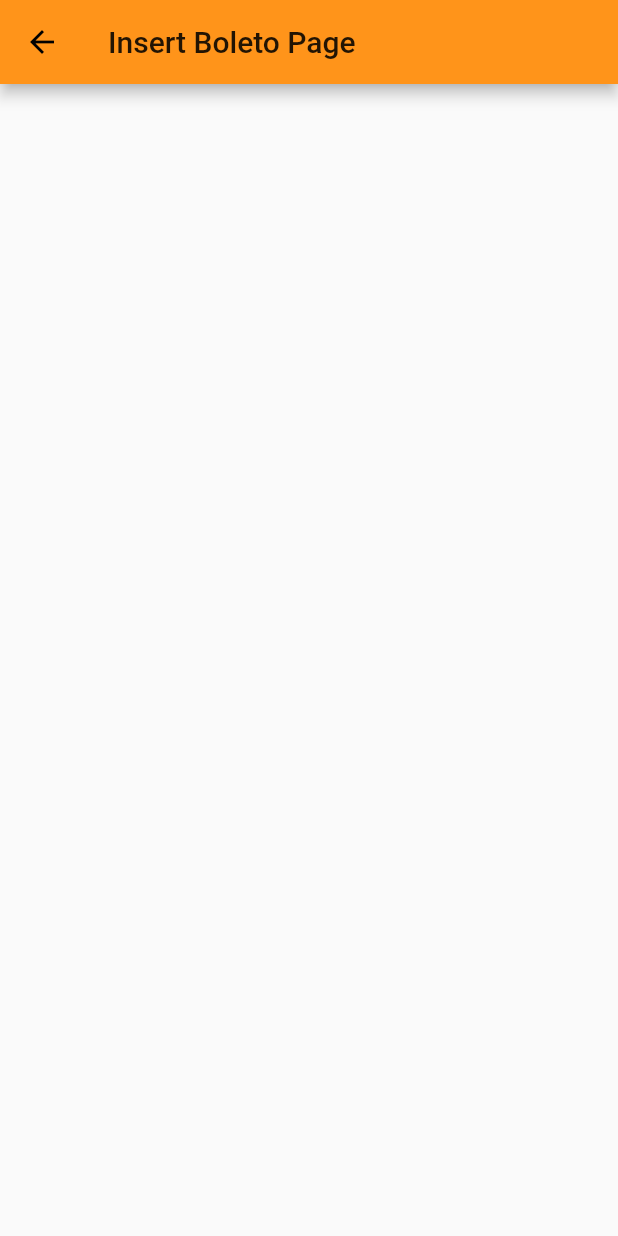
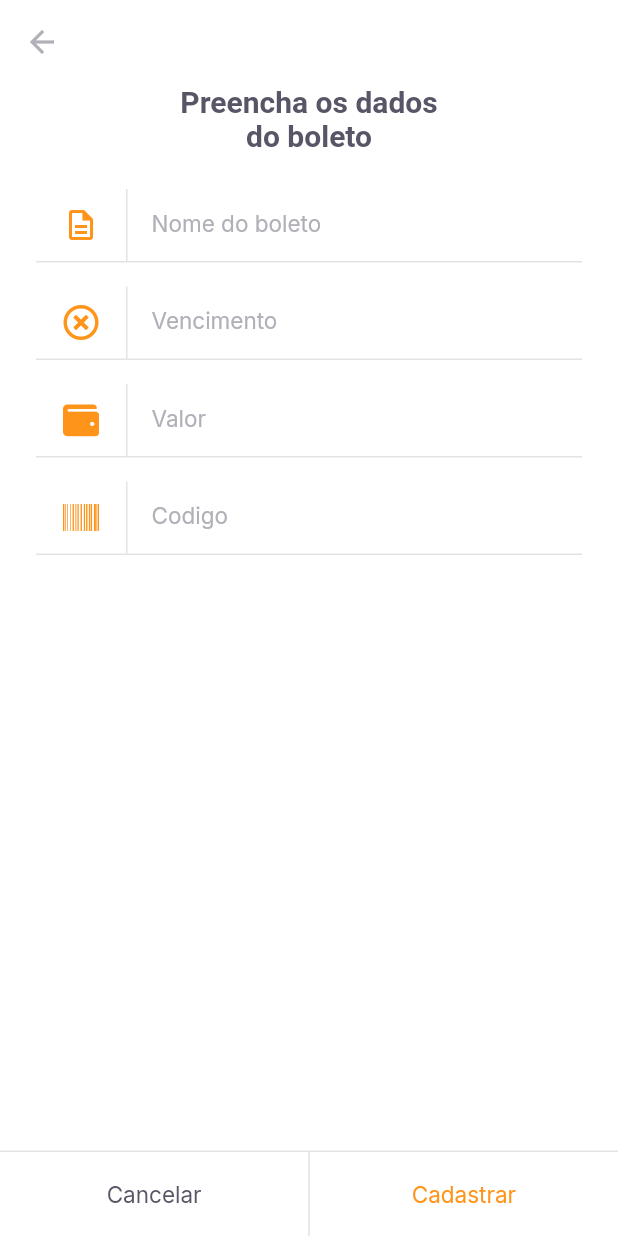
Before and after one commit to mattatito/payflow, a Flutter app: the InsertBoletoPage screen opened by its route, on a phone screen of 412 x 824 dp. Run offline on Flutter 3.47's test engine with Material 2 defaults, Android fonts, the phone set to English and light mode, and no system bars; our stand-ins replace camera, firebase_core, font_awesome_flutter, google_fonts, google_sign_in, image_picker and 1 more; missing offline and left inert: google_ml_kit; accounts and stored records are empty.

Commit message:
finalizado layout da tela insert-boletos

```diff
--- a/lib/modules/home/home_page.dart
+++ b/lib/modules/home/home_page.dart
@@ -75,7 +75,7 @@ class _HomePageState extends State<HomePage> {
             ),
             GestureDetector(
               onTap: () {
-                Navigator.pushNamed(context, Routes.barcodeScanner);
+                Navigator.pushNamed(context, Routes.insertBoleto);
               },
               child: Container(
                 width: 56,
--- a/lib/modules/insert_boleto/insert_boleto_page.dart
+++ b/lib/modules/insert_boleto/insert_boleto_page.dart
@@ -1,13 +1,78 @@
 import 'package:flutter/material.dart';
+import 'package:font_awesome_flutter/font_awesome_flutter.dart';
+import 'package:payflow/shared/themes/app_colors.dart';
+import 'package:payflow/shared/themes/app_text_styles.dart';
+import 'package:payflow/shared/widgets/input_text/input_text_widget.dart';
+import 'package:payflow/shared/widgets/set_label_buttons/set_label_buttons.dart';
 
-class InsertBoletoPage extends StatelessWidget {
+class InsertBoletoPage extends StatefulWidget {
   const InsertBoletoPage({Key? key}) : super(key: key);
 
   @override
+  _InsertBoletoPageState createState() => _InsertBoletoPageState();
+}
+
+class _InsertBoletoPageState extends State<InsertBoletoPage> {
+  @override
   Widget build(BuildContext context) {
     return Scaffold(
+      backgroundColor: AppColors.background,
       appBar: AppBar(
-        title: Text("Insert Boleto Page"),
+        backgroundColor: AppColors.background,
+        elevation: 0,
+        leading: BackButton(
+          color: AppColors.input,
+        ),
+      ),
+      body: Padding(
+        padding: const EdgeInsets.symmetric(horizontal: 24),
+        child: Column(
+          crossAxisAlignment: CrossAxisAlignment.center,
+          children: [
+            Padding(
+              padding: const EdgeInsets.symmetric(
+                horizontal: 93,
+              ),
+              child: Text(
+                "Preencha os dados do boleto",
+                style: AppTextStyles.titleBoldHeading,
+                textAlign: TextAlign.center,
+              ),
+            ),
+            SizedBox(
+              height: 24,
+            ),
+            InputTextWidget(
+              label: "Nome do boleto",
+              icon: Icons.description_outlined,
+              onChanged: (value) {},
+            ),
+            InputTextWidget(
+              label: "Vencimento",
+              icon: FontAwesomeIcons.timesCircle,
+              onChanged: (value) {},
+            ),
+            InputTextWidget(
+              label: "Valor",
+              icon: FontAwesomeIcons.wallet,
+              onChanged: (value) {},
+            ),
+            InputTextWidget(
+              label: "Codigo",
+              icon: FontAwesomeIcons.barcode,
+              onChanged: (value) {},
+            ),
+          ],
+        ),
+      ),
+      bottomNavigationBar: SetLabelButtons(
+        primaryLabel: "Cancelar",
+        primaryOnPressed: () {
+          Navigator.pop(context);
+        },
+        secundaryLabel: "Cadastrar",
+        secundaryOnPressed: () {},
+        enableSecundaryColor: true,
       ),
     );
   }
--- a/lib/shared/themes/app_colors.dart
+++ b/lib/shared/themes/app_colors.dart
@@ -1,11 +1,12 @@
 import 'package:flutter/material.dart';
 
-class AppColors{
+class AppColors {
   static final primary = Color(0xFFFF941A);
   static final grey = Color(0xFF585666);
   static final delete = Color(0xFFE83F5B);
   static final heading = Color(0xFF585666);
   static final body = Color(0xFF706E7A);
+  static final input = Color(0xFFB1B0B8);
   static final stroke = Color(0xFFE3E3E6);
   static final shape = Color(0xFFFAFAFC);
   static final background = Color(0xFFFFFFFF);
--- a/lib/shared/themes/app_text_styles.dart
+++ b/lib/shared/themes/app_text_styles.dart
@@ -78,6 +78,8 @@ class AppTextStyles {
     fontWeight: FontWeight.w700,
     color: AppColors.background,
   );
+  static final input = GoogleFonts.inter(
+      fontSize: 15, fontWeight: FontWeight.w400, color: AppColors.input);
   static final captionBackground = GoogleFonts.inter(
     fontSize: 13,
     fontWeight: FontWeight.w400,
--- /dev/null
+++ b/lib/shared/widgets/input_text/input_text_widget.dart
@@ -0,0 +1,70 @@
+import 'package:flutter/material.dart';
+import 'package:payflow/shared/themes/app_colors.dart';
+import 'package:payflow/shared/themes/app_text_styles.dart';
+
+class InputTextWidget extends StatelessWidget {
+  final String label;
+  final IconData icon;
+  final String? initialValue;
+  final String? Function(String?)? validator;
+  final TextEditingController? controller;
+  final void Function(String value) onChanged;
+
+  const InputTextWidget({
+    Key? key,
+    required this.label,
+    required this.icon,
+    this.initialValue,
+    this.validator,
+    this.controller,
+    required this.onChanged,
+  }) : super(key: key);
+
+  @override
+  Widget build(BuildContext context) {
+    return Padding(
+      padding: const EdgeInsets.only(bottom: 16),
+      child: Column(
+        children: [
+          TextFormField(
+            onChanged: onChanged,
+            controller: controller,
+            initialValue: initialValue,
+            validator: validator,
+            style: AppTextStyles.input,
+            decoration: InputDecoration(
+              contentPadding: EdgeInsets.zero,
+              labelText: label,
+              labelStyle: AppTextStyles.input,
+              icon: Row(
+                mainAxisSize: MainAxisSize.min,
+                children: [
+                  Padding(
+                    padding: const EdgeInsets.symmetric(
+                      horizontal: 18,
+                    ),
+                    child: Icon(
+                      icon,
+                      color: AppColors.primary,
+                    ),
+                  ),
+                  Container(
+                    width: 1,
+                    height: 48,
+                    color: AppColors.stroke,
+                  ),
+                ],
+              ),
+              border: InputBorder.none,
+            ),
+          ),
+          Divider(
+            height: 1,
+            thickness: 1,
+            color: AppColors.stroke,
+          ),
+        ],
+      ),
+    );
+  }
+}
--- a/lib/shared/widgets/set_label_buttons/set_label_buttons.dart
+++ b/lib/shared/widgets/set_label_buttons/set_label_buttons.dart
@@ -10,6 +10,7 @@ class SetLabelButtons extends StatelessWidget {
   final String secundaryLabel;
   final VoidCallback secundaryOnPressed;
   final bool enablePrimaryColor;
+  final bool enableSecundaryColor;
 
   const SetLabelButtons({
     Key? key,
@@ -18,12 +19,19 @@ class SetLabelButtons extends StatelessWidget {
     required this.secundaryLabel,
     required this.secundaryOnPressed,
     this.enablePrimaryColor = false,
+    this.enableSecundaryColor = false,
   }) : super(key: key);
 
   @override
   Widget build(BuildContext context) {
     return Container(
-      color: AppColors.shape,
+      color: AppColors.background,
+      height: 57,
+      child: Column(
+        mainAxisSize: MainAxisSize.min,
+        children: [
+          Divider(thickness: 1, height: 1, color: AppColors.stroke),
+          Container(
             height: 56,
             child: Row(
               children: [
@@ -31,14 +39,21 @@ class SetLabelButtons extends StatelessWidget {
                   child: LabelButton(
                     label: primaryLabel,
                     onPressed: primaryOnPressed,
-              style: enablePrimaryColor ? AppTextStyles.buttonPrimary : null,
+                    style:
+                        enablePrimaryColor ? AppTextStyles.buttonPrimary : null,
                   ),
                 ),
                 DividerVerticalWidget(),
                 Expanded(
                   child: LabelButton(
                     label: secundaryLabel,
+                    style: enableSecundaryColor
+                        ? AppTextStyles.buttonPrimary
+                        : null,
                     onPressed: secundaryOnPressed,
+                  ),
+                ),
+              ],
             ),
           ),
         ],
--- a/pubspec.yaml
+++ b/pubspec.yaml
@@ -22,6 +22,7 @@ dependencies:
   image_picker: ^0.8.3+2
   image_picker_for_web: ^2.0.0
   font_awesome_flutter: ^9.1.0
+  flutter_masked_text2: ^0.9.1
 
 dev_dependencies:
   flutter_test:
```
Also changed, not shown: pubspec.lock. Lines whose indentation alone changed are shown as unchanged.
